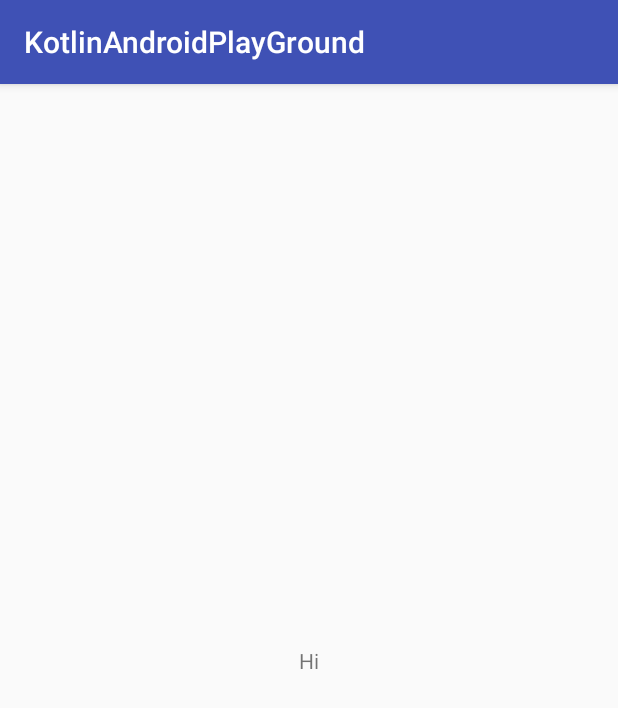
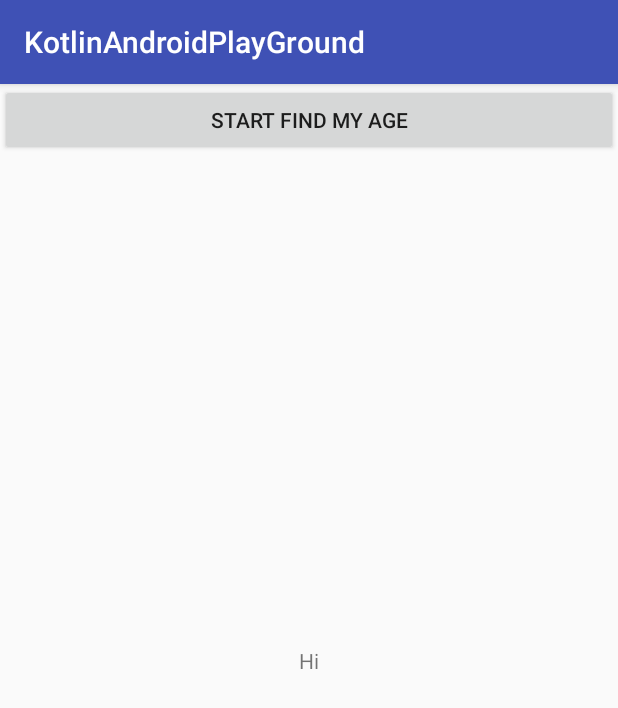
Before and after one commit to V1rus999/KotlinPlayground, an Android app: the screen it shows after launch (MainActivity), on a phone screen of 412 x 824 dp. Shown: the top 708 px of the screen. Run offline under Robolectric (Android 15) with nearby library versions, the phone set to English and light mode, and no system bars.

Commit message:
dev_Added a find age activity with a starter pattern.

```diff
--- a/KotlinAndroidPlayGround/app/src/main/AndroidManifest.xml
+++ b/KotlinAndroidPlayGround/app/src/main/AndroidManifest.xml
@@ -16,6 +16,7 @@
                 <category android:name="android.intent.category.LAUNCHER" />
             </intent-filter>
         </activity>
+        <activity android:name=".FindAgeActivity"></activity>
     </application>
 
 </manifest>
--- a/KotlinAndroidPlayGround/app/src/main/java/com/droidit/kotlinandroidplayground/MainActivity.kt
+++ b/KotlinAndroidPlayGround/app/src/main/java/com/droidit/kotlinandroidplayground/MainActivity.kt
@@ -10,5 +10,6 @@ class MainActivity : AppCompatActivity() {
         super.onCreate(savedInstanceState)
         setContentView(R.layout.activity_main)
         hello_textview.text = "Hi"
+        start_find_age_btn.setOnClickListener({ FindAgeActivity.start(this) })
     }
 }
--- a/KotlinAndroidPlayGround/app/src/main/res/layout/activity_main.xml
+++ b/KotlinAndroidPlayGround/app/src/main/res/layout/activity_main.xml
@@ -16,4 +16,10 @@
         app:layout_constraintRight_toRightOf="parent"
         app:layout_constraintTop_toTopOf="parent" />
 
+    <Button
+        android:id="@+id/start_find_age_btn"
+        android:layout_width="match_parent"
+        android:text="Start Find My Age"
+        android:layout_height="wrap_content" />
+
 </android.support.constraint.ConstraintLayout>
```
Also changed, not shown: KotlinAndroidPlayGround/app/src/main/java/com/droidit/kotlinandroidplayground/FindAgeActivity.kt (added, +20 -0 lines), KotlinAndroidPlayGround/app/src/main/res/layout/activity_find_age.xml (added, +9 -0 lines).
